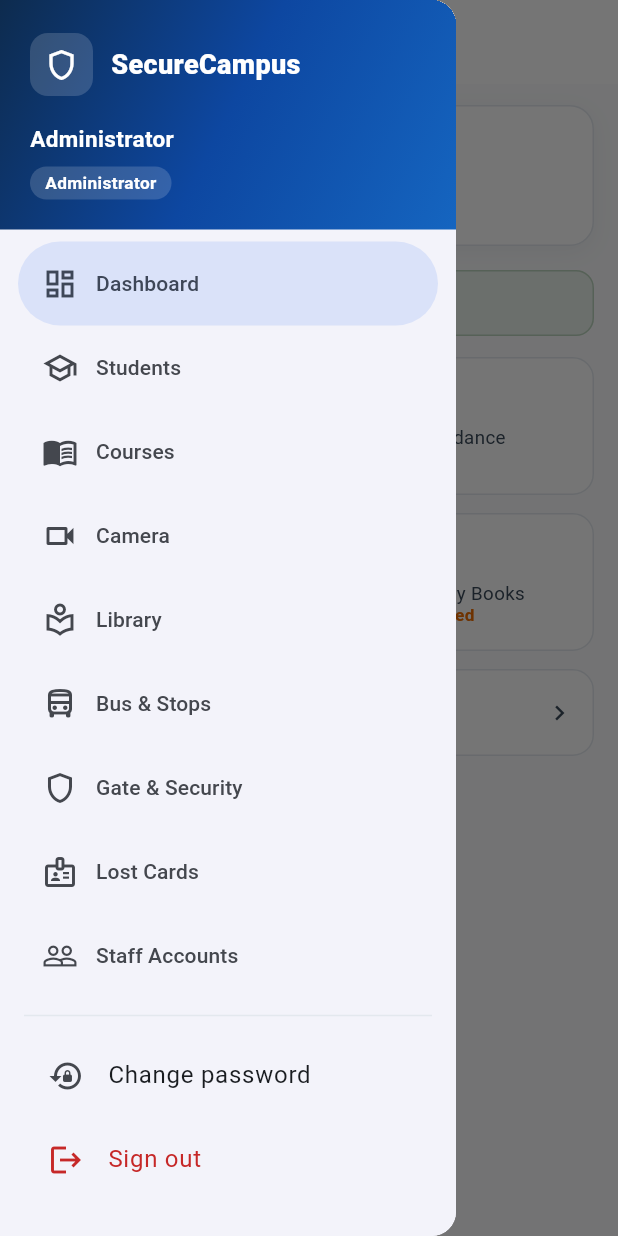
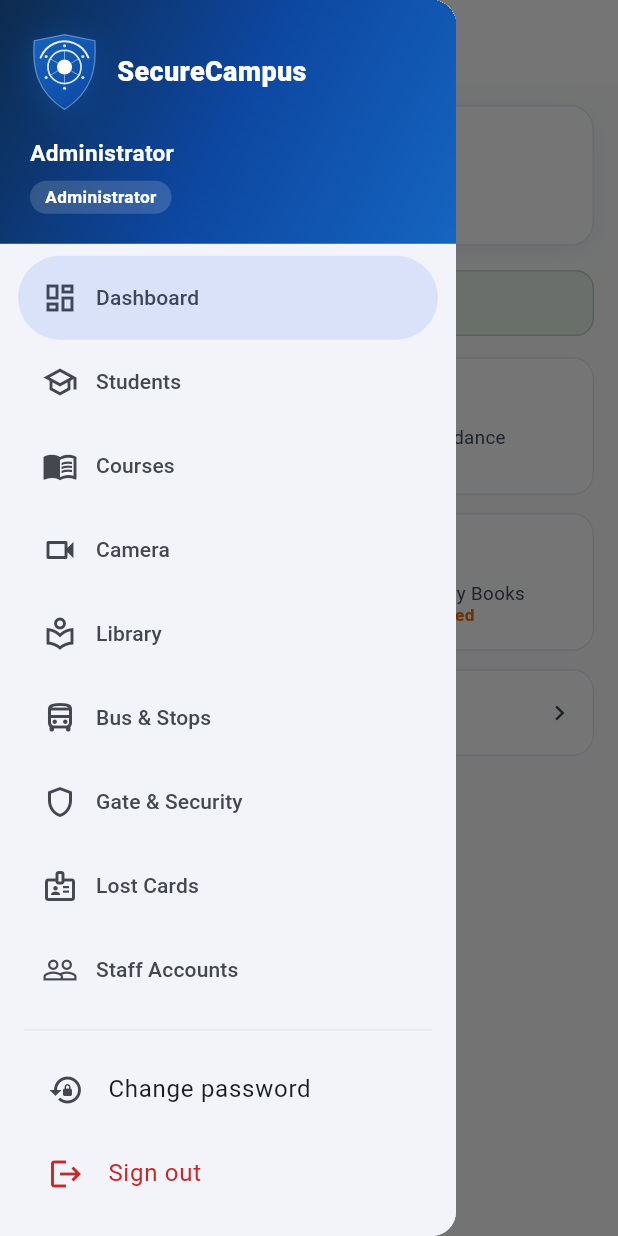
Before and after one commit to maryam-ca/Secure-Campus-AI, a Flutter app: the AdminHomeShell screen opened by its route, with the side drawer open, on a phone screen of 412 x 824 dp. Run offline on Flutter 3.47's test engine with Material 3 defaults, Android fonts, the phone set to English and light mode, and no system bars; our stand-ins replace cloud_firestore, file_picker, firebase_auth, firebase_core, firebase_database, firebase_messaging and 7 more; missing offline and left inert: mobile_scanner; accounts and stored records are empty.

Commit message:
feat(branding): real logo in admin sidebar, splash, Android launch screen, app icon, web icons; fix date-bound test

```diff
--- a/mobile/lib/features/admin/admin_home_shell.dart
+++ b/mobile/lib/features/admin/admin_home_shell.dart
@@ -3,6 +3,7 @@ import 'package:flutter_riverpod/flutter_riverpod.dart';
 import 'package:go_router/go_router.dart';
 
 import '../../core/theme/app_theme.dart';
+import '../../core/widgets/animated_shield_logo.dart';
 import '../../providers/admin_navigation_provider.dart';
 import '../../models/app_user.dart';
 import '../../providers/auth_provider.dart';
@@ -155,15 +156,8 @@ class _DrawerHeader extends StatelessWidget {
         children: [
           Row(
             children: [
-              Container(
-                width: 42,
-                height: 42,
-                decoration: BoxDecoration(
-                  color: Colors.white.withValues(alpha: 0.16),
-                  borderRadius: BorderRadius.circular(12),
-                ),
-                child: const Icon(Icons.shield_outlined, color: Colors.white, size: 24),
-              ),
+              // The real app logo, same as the dashboard card and login.
+              const AnimatedShieldLogo(size: 46, animate: false),
               const SizedBox(width: 12),
               const Expanded(
                 child: Text(
```
Also changed, not shown: mobile/lib/features/common/splash_screen.dart (+2 -10 lines), 13 other files.
